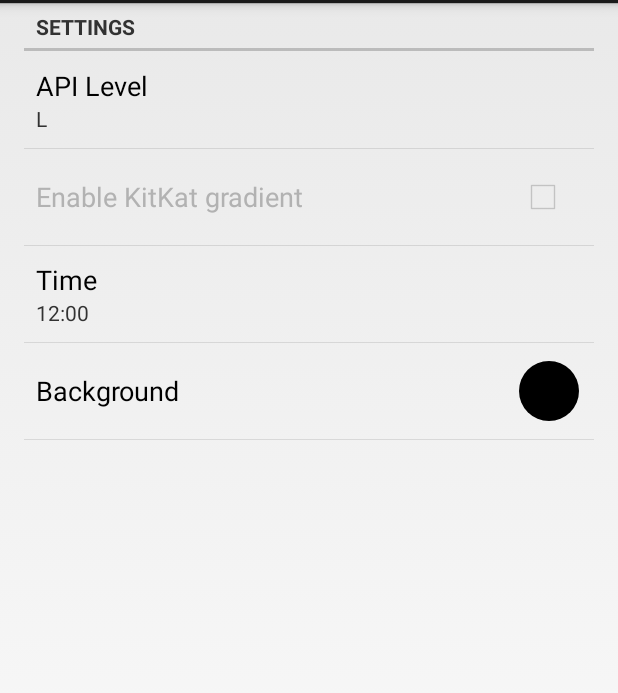
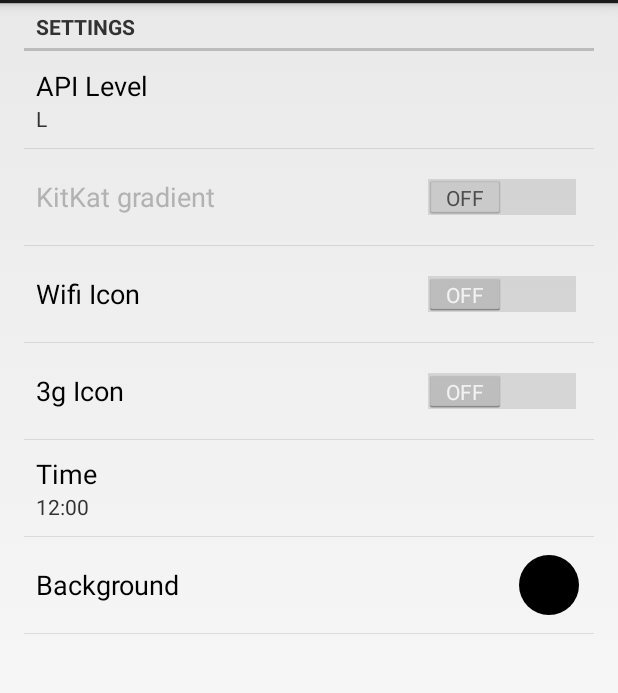
Before and after one commit to emmaguy/clean-status-bar, an Android app: the screen it shows after launch (MainActivity), on a phone screen of 412 x 824 dp, the part 69-762 px from its top. Run offline under Robolectric (Android 15) with nearby library versions, the phone set to English and light mode, and no system bars.

Commit message:
added options to set wifi/3g icons - fixes #6

```diff
--- a/app/src/main/java/com/emmaguy/cleanstatusbar/MainActivity.java
+++ b/app/src/main/java/com/emmaguy/cleanstatusbar/MainActivity.java
@@ -25,6 +25,8 @@ public class MainActivity extends Activity {
     public static final String PREFS_KEY_CLOCK_TIME = "clock_time";
     public static final String PREFS_KEY_KIT_KAT_GRADIENT = "enable_kitkat_gradient";
     public static final String PREFS_KEY_BACKGROUND_COLOUR = "background_colour";
+    public static final String PREFS_KEY_SIGNAL_3G = "signal_3g";
+    public static final String PREFS_KEY_SIGNAL_WIFI = "signal_wifi";
 
     public static final int VERSION_CODE_L = 21; // TODO: change to Build.VERSION_CODES.L when it's released
 
--- a/app/src/main/res/values/strings.xml
+++ b/app/src/main/res/values/strings.xml
@@ -3,17 +3,25 @@
 
     <string name="app_name">Clean Status Bar</string>
 
+    <!-- MainActivity -->
+    <string name="settings">Settings</string>
+
+    <string name="api_level">API Level</string>
+    <string name="kit_kat_gradient">KitKat gradient</string>
+    <string name="wifi_icon">Wifi Icon</string>
+    <string name="three_g_icon">3g Icon</string>
+    <string name="Time">Time</string>
+    <string name="background">Background</string>
+
+    <!-- Notification -->
+    <string name="clean_status_bar_is_running">Clean status bar is running</string>
+    <string name="touch_to_configure">Touch to configure.</string>
+
+    <!-- Time Preference -->
     <string name="set_time">Set time</string>
     <string name="cancel">Cancel</string>
 
-    <string name="Time">Time</string>
-    <string name="background">Background</string>
-
-    <string name="api_level">API Level</string>
-    <string name="settings">Settings</string>
-
-    <string name="clean_status_bar_is_running">Clean status bar is running</string>
-
+    <!-- Colour Preference -->
     <string name="colour_picker_default_title">Status bar background colour</string>
     <string name="add_new_colour">Add new colour</string>
     <string name="enter_the_name_of_your_colour">Enter the name of your colour</string>
@@ -21,7 +29,5 @@
     <string name="enter_the_hex_value_of_your_colour">Enter the hex value of your colour</string>
     <string name="hint_colour_no_hash_char">0000FF</string>
     <string name="invalid_hex_colour">Invalid hex colour</string>
-    <string name="touch_to_configure">Touch to configure.</string>
-    <string name="enable_kit_kat_gradient">Enable KitKat gradient</string>
 
 </resources>
--- a/app/src/main/res/xml/prefs.xml
+++ b/app/src/main/res/xml/prefs.xml
@@ -13,10 +13,18 @@
             android:negativeButtonText="@null"
             android:positiveButtonText="@null"/>
 
-        <CheckBoxPreference
+        <SwitchPreference
             android:key="enable_kitkat_gradient"
             android:enabled="false"
-            android:title="@string/enable_kit_kat_gradient"/>
+            android:title="@string/kit_kat_gradient"/>
+
+        <SwitchPreference
+            android:key="signal_wifi"
+            android:title="@string/wifi_icon"/>
+
+        <SwitchPreference
+            android:key="signal_3g"
+            android:title="@string/three_g_icon"/>
 
         <com.emmaguy.cleanstatusbar.prefs.TimePreference
             android:key="clock_time"
```
Also changed, not shown: app/src/main/java/com/emmaguy/cleanstatusbar/CleanStatusBarService.java (+9 -1 lines), app/src/main/java/com/emmaguy/cleanstatusbar/util/StatusBarConfig.java (+16 -0 lines), app/src/main/java/com/emmaguy/cleanstatusbar/widgets/StatusBarView.java (+38 -3 lines), app/src/main/res/layout/status_bar.xml (+15 -0 lines), app/src/main/res/drawable-hdpi/stat_sys_signal_4_fully.png (added), app/src/main/res/drawable-hdpi/stat_sys_wifi_signal_4_fully.png (added), app/src/main/res/drawable-ldrtl-hdpi/stat_sys_signal_4_fully.png (added), app/src/main/res/drawable-ldrtl-mdpi/stat_sys_signal_4_fully.png (added), app/src/main/res/drawable-ldrtl-xhdpi/stat_sys_signal_4_fully.png (added), app/src/main/res/drawable-ldrtl-xxhdpi/stat_sys_signal_4_fully.png (added), app/src/main/res/drawable-mdpi/stat_sys_signal_4_fully.png (added), app/src/main/res/drawable-mdpi/stat_sys_wifi_signal_4_fully.png (added), app/src/main/res/drawable-xhdpi/stat_sys_signal_4_fully.png (added), app/src/main/res/drawable-xhdpi/stat_sys_wifi_signal_4_fully.png (added), 2 more files.
